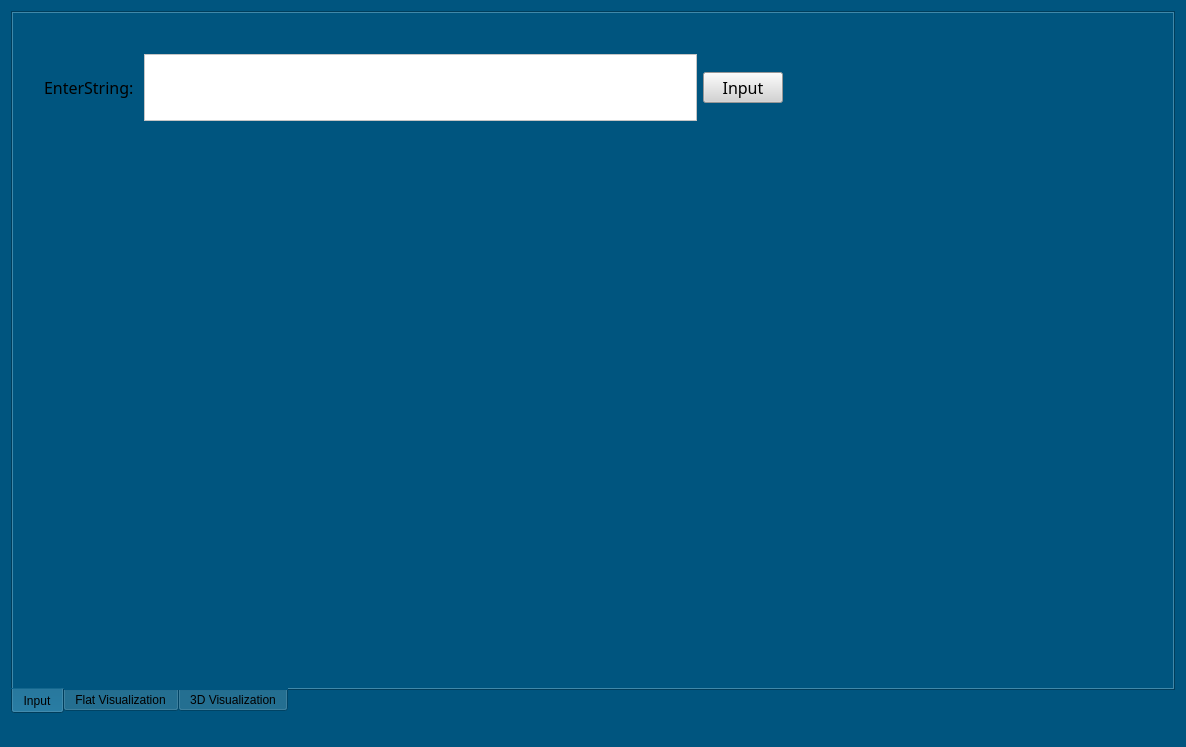
Above: rubikomo/mainwindow.ui from siemensmacv/rubik-teacher before the change. Below: the same form after it.
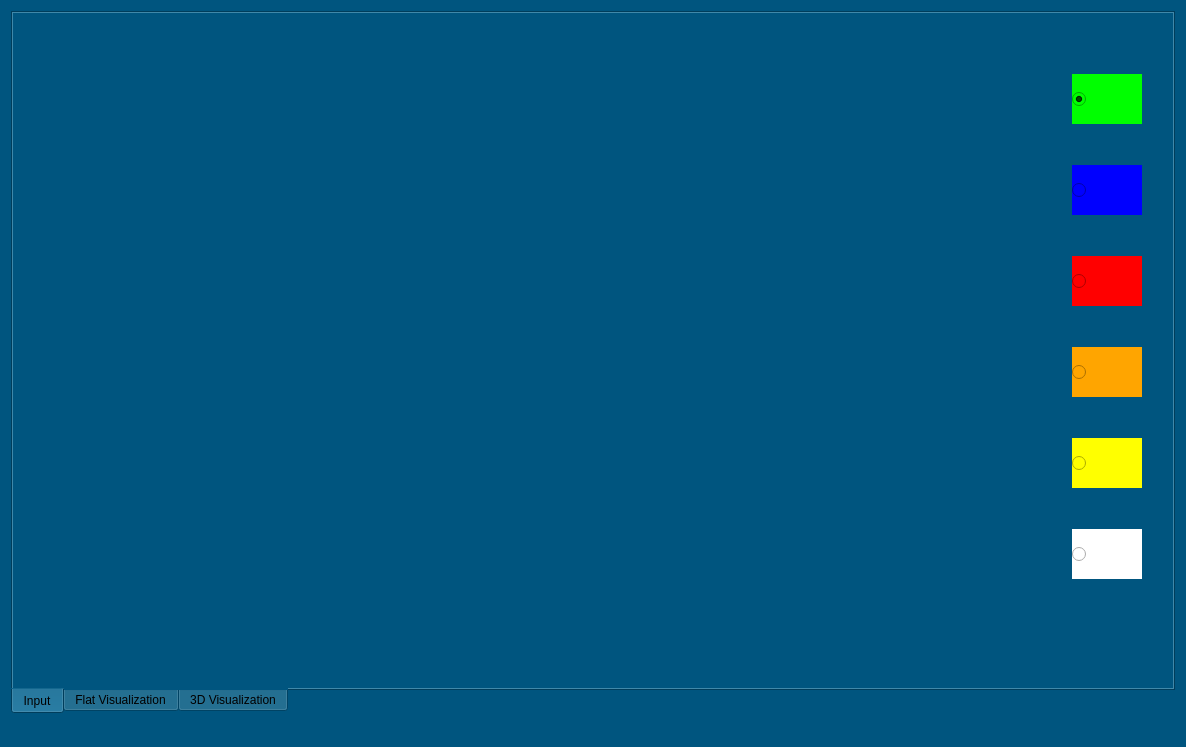
That is the form after the change. The open tabs and pages were chosen to show the change.

Commit message: Add radio buttons

```diff
--- a/rubikomo/mainwindow.ui
+++ b/rubikomo/mainwindow.ui
@@ -60,88 +60,134 @@
        <widget class="QWidget" name="horizontalLayoutWidget">
         <property name="geometry">
          <rect>
-          <x>20</x>
-          <y>30</y>
-          <width>761</width>
-          <height>89</height>
+          <x>19</x>
+          <y>9</y>
+          <width>1121</width>
+          <height>611</height>
          </rect>
         </property>
-        <layout class="QHBoxLayout" name="textInputLayout">
+        <layout class="QHBoxLayout" name="horizontalLayout_4">
+         <item>
+          <spacer name="horizontalSpacer_2">
+           <property name="orientation">
+            <enum>Qt::Horizontal</enum>
+           </property>
+           <property name="sizeHint" stdset="0">
+            <size>
+             <width>40</width>
+             <height>20</height>
+            </size>
+           </property>
+          </spacer>
+         </item>
+         <item>
+          <layout class="QVBoxLayout" name="verticalLayout_3">
+           <property name="spacing">
+            <number>0</number>
+           </property>
          <property name="sizeConstraint">
           <enum>QLayout::SetDefaultConstraint</enum>
          </property>
          <item>
-          <widget class="QLabel" name="label">
-           <property name="sizePolicy">
-            <sizepolicy hsizetype="Minimum" vsizetype="Fixed">
-             <horstretch>0</horstretch>
-             <verstretch>0</verstretch>
-            </sizepolicy>
-           </property>
-           <property name="font">
-            <font>
-             <family>Segoe UI Semibold</family>
-             <pointsize>12</pointsize>
-            </font>
+            <widget class="QRadioButton" name="radioButton_6">
+             <property name="minimumSize">
+              <size>
+               <width>70</width>
+               <height>50</height>
+              </size>
+             </property>
+             <property name="styleSheet">
+              <string notr="true">background-color: rgb(0, 255, 0);</string>
            </property>
            <property name="text">
-            <string>EnterString: </string>
-           </property>
+              <string/>
+             </property>
+             <property name="checked">
+              <bool>true</bool>
+             </property>
           </widget>
          </item>
          <item>
-          <widget class="QTextEdit" name="textEdit">
-           <property name="sizePolicy">
-            <sizepolicy hsizetype="Expanding" vsizetype="Expanding">
-             <horstretch>0</horstretch>
-             <verstretch>0</verstretch>
-            </sizepolicy>
-           </property>
-           <property name="maximumSize">
+            <widget class="QRadioButton" name="radioButton_5">
+             <property name="minimumSize">
+              <size>
+               <width>70</width>
+               <height>50</height>
+              </size>
+             </property>
+             <property name="styleSheet">
+              <string notr="true">background-color: rgb(0, 0, 255);</string>
+             </property>
+             <property name="text">
+              <string/>
+             </property>
+            </widget>
+           </item>
+           <item>
+            <widget class="QRadioButton" name="radioButton_4">
+             <property name="minimumSize">
             <size>
-             <width>16777215</width>
-             <height>16777215</height>
-            </size>
-           </property>
-           <property name="font">
-            <font>
-             <family>Segoe UI Semibold</family>
-             <pointsize>12</pointsize>
-             <weight>50</weight>
-             <bold>false</bold>
-            </font>
-           </property>
+               <width>70</width>
+               <height>50</height>
+              </size>
+             </property>
+             <property name="styleSheet">
+              <string notr="true">background-color: rgb(255, 0, 0);</string>
+             </property>
+             <property name="text">
+              <string/>
+             </property>
+            </widget>
+           </item>
+           <item>
+            <widget class="QRadioButton" name="radioButton_3">
+             <property name="minimumSize">
+              <size>
+               <width>70</width>
+               <height>50</height>
+              </size>
+             </property>
            <property name="styleSheet">
-            <string notr="true">background:white</string>
-           </property>
+              <string notr="true">background-color: rgb(255, 165, 0);</string>
+             </property>
+             <property name="text">
+              <string/>
+             </property>
           </widget>
          </item>
          <item>
-          <widget class="QPushButton" name="inputButton">
-           <property name="maximumSize">
+            <widget class="QRadioButton" name="radioButton">
+             <property name="minimumSize">
             <size>
-             <width>16777215</width>
-             <height>16777215</height>
-            </size>
-           </property>
-           <property name="font">
-            <font>
-             <family>Segoe UI Semibold</family>
-             <pointsize>12</pointsize>
-             <weight>50</weight>
-             <bold>false</bold>
-            </font>
-           </property>
-           <property name="mouseTracking">
-            <bool>false</bool>
-           </property>
+               <width>70</width>
+               <height>50</height>
+              </size>
+             </property>
+             <property name="styleSheet">
+              <string notr="true">background-color: rgb(255, 255, 0);</string>
+             </property>
+             <property name="text">
+              <string/>
+             </property>
+            </widget>
+           </item>
+           <item>
+            <widget class="QRadioButton" name="radioButton_2">
+             <property name="minimumSize">
+              <size>
+               <width>70</width>
+               <height>50</height>
+              </size>
+             </property>
            <property name="styleSheet">
-            <string notr="true">background-color:lightgray</string>
+              <string notr="true">background-color: rgb(255, 255, 255);</string>
            </property>
            <property name="text">
-            <string>Input</string>
-           </property>
-          </widget>
+              <string/>
+             </property>
+            </widget>
+           </item>
+          </layout>
          </item>
         </layout>
        </widget>
```
Left out of the diff: 2 changed lines with no effect on the pictures. Lines whose indentation alone changed are shown as unchanged.
